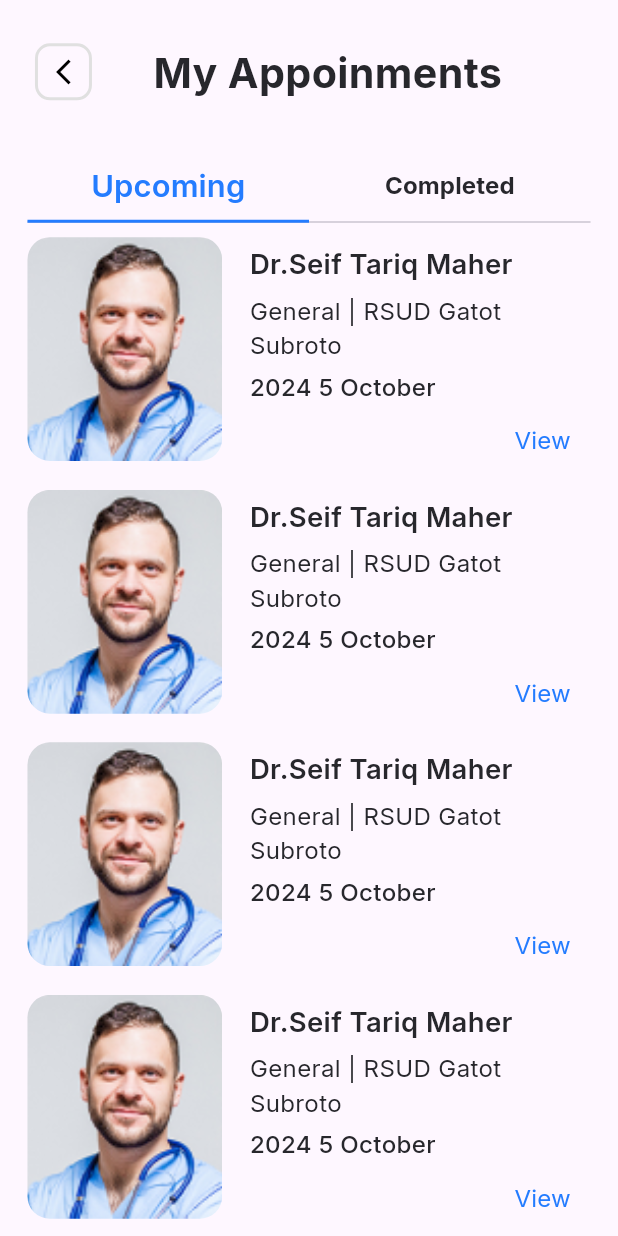
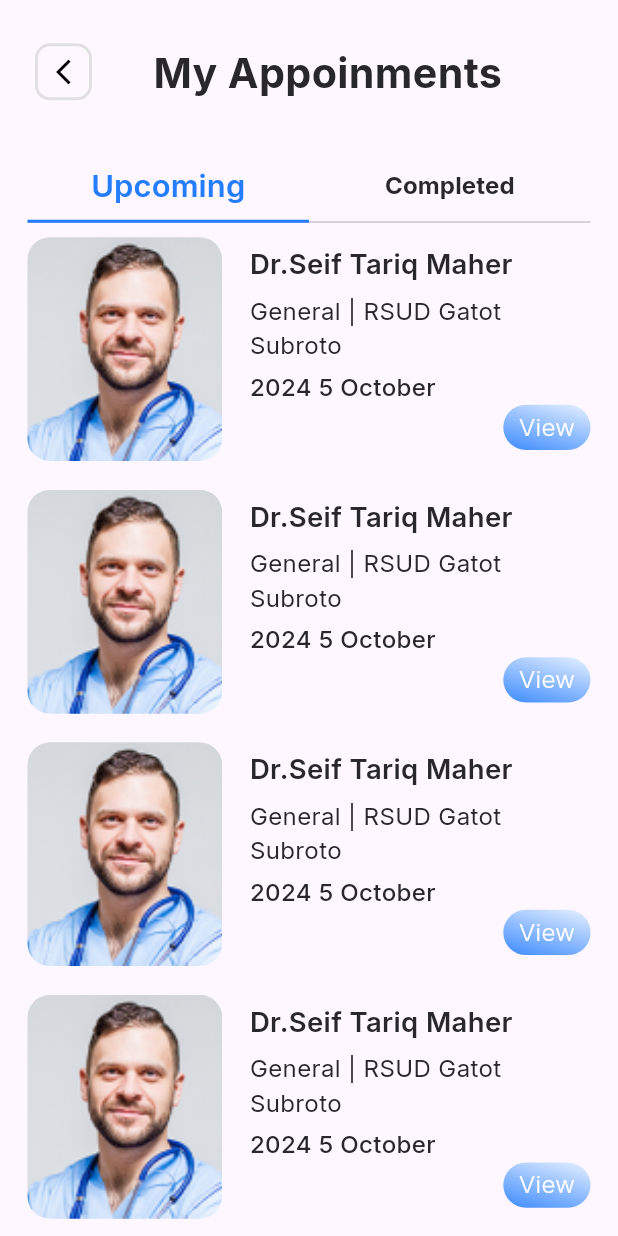
Before and after one commit to seiftarek10/clinic_square, a Flutter app: the AppTabBar screen opened directly, on a phone screen of 412 x 824 dp. Run offline on Flutter 3.47's test engine with Material 3 defaults, Android fonts, the light colour scheme and no system bars; our stand-ins replace eva_icons_flutter, flutter_screenutil, flutter_svg, font_awesome_flutter, go_router, google_fonts and 1 more.

Commit message:
change cards button to custom app card button

```diff
--- a/lib/Core/Widgets/Buttons/card_button.dart
+++ b/lib/Core/Widgets/Buttons/card_button.dart
@@ -28,7 +28,7 @@ class _CardButtonState extends State<CardButton> {
           onTapUpColor: Colors.white,
           route: widget.routePage,
           child: Container(
-            padding: EdgeInsets.symmetric(vertical: 3.h, horizontal: 7.w),
+            padding: EdgeInsets.symmetric(vertical: 3.h, horizontal: 9.w),
             decoration: BoxDecoration(
                 gradient: AppColors.appGradient(5,_color),
                 borderRadius: BorderRadius.circular(50)),
--- a/lib/Features/Patient Activity/Presentaion/View/Widgets/activity_card.dart
+++ b/lib/Features/Patient Activity/Presentaion/View/Widgets/activity_card.dart
@@ -1,10 +1,9 @@
 import 'package:clinic_square/Core/Routes/routes_path_key.dart';
-import 'package:clinic_square/Core/Themes/colors.dart';
 import 'package:clinic_square/Core/Themes/fonts.dart';
+import 'package:clinic_square/Core/Widgets/Buttons/card_button.dart';
 import 'package:clinic_square/Core/utils/assets.dart';
 import 'package:flutter/material.dart';
 import 'package:flutter_screenutil/flutter_screenutil.dart';
-import 'package:go_router/go_router.dart';
 
 class ActivityCard extends StatelessWidget {
   const ActivityCard({super.key});
@@ -13,9 +12,7 @@ class ActivityCard extends StatelessWidget {
     return SizedBox(
         height: 125.h,
         width: 343.w,
-        child: Row(
-          crossAxisAlignment: CrossAxisAlignment.start,
-          children: [
+        child: Row(crossAxisAlignment: CrossAxisAlignment.start, children: [
           Expanded(
               flex: 4,
               child: SizedBox(
@@ -44,16 +41,10 @@ class ActivityCard extends StatelessWidget {
                             .copyWith(overflow: TextOverflow.ellipsis)),
                     SizedBox(height: 4.h),
                     Text('2024 5 October', style: Fonts.font14_500DarkBlue),
-                    Align(
-                        alignment: Alignment.bottomRight,
-                        child: TextButton(
-                            onPressed: () {
-                              GoRouter.of(context)
-                                  .push(Routes.appoinmentDetails);
-                            },
-                            child: Text("View",
-                                style: Fonts.font14_400DarkBlue
-                                    .copyWith(color: AppColors.mainBlue))))
-                  ]))]));
+                    const CardButton(
+                        routePage: Routes.appoinmentDetails,
+                        buttonTitle: "View")
+                  ]))
+        ]));
   }
 }
```
Also changed, not shown: lib/Features/Doctor Consultation/Presentaion/View/Widgets/avaliable_doctor_days.dart (+3 -4 lines), lib/Features/Doctor Consultation/Presentaion/View/Widgets/day_container.dart (+7 -5 lines), lib/Features/E-Lab/Presentaion/Views/Widgets/elab_card.dart (+4 -13 lines), lib/Features/E-Pharmacy/Presentaion/Views/Widgets/e_pharmacy_card.dart (+4 -12 lines).
